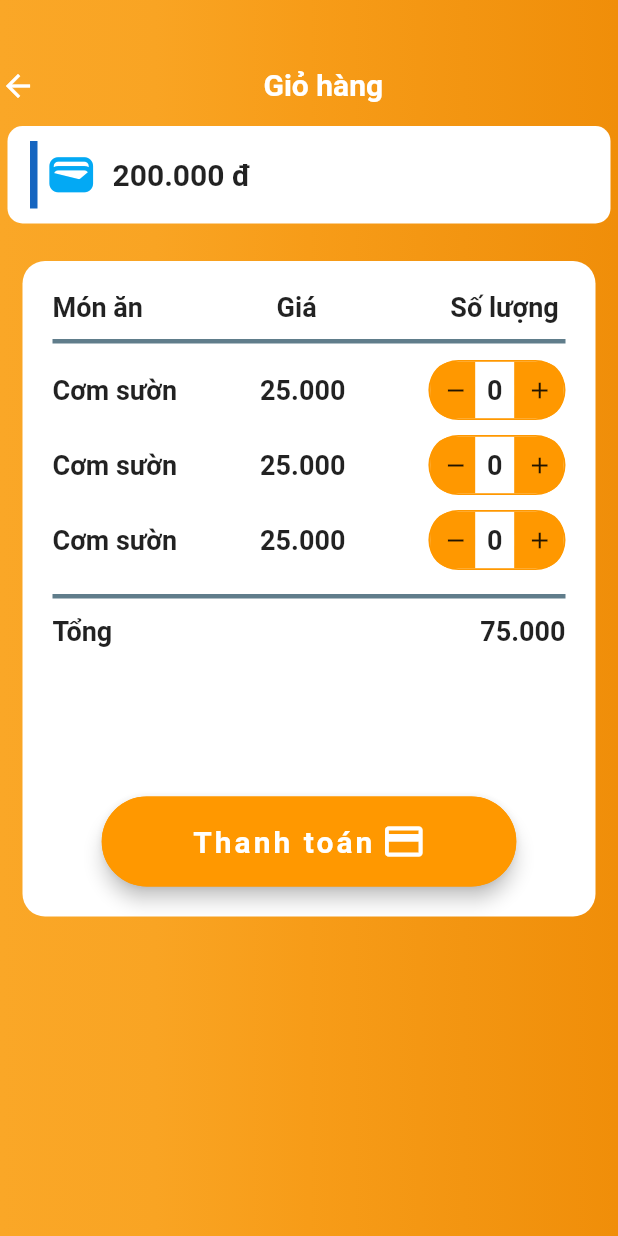
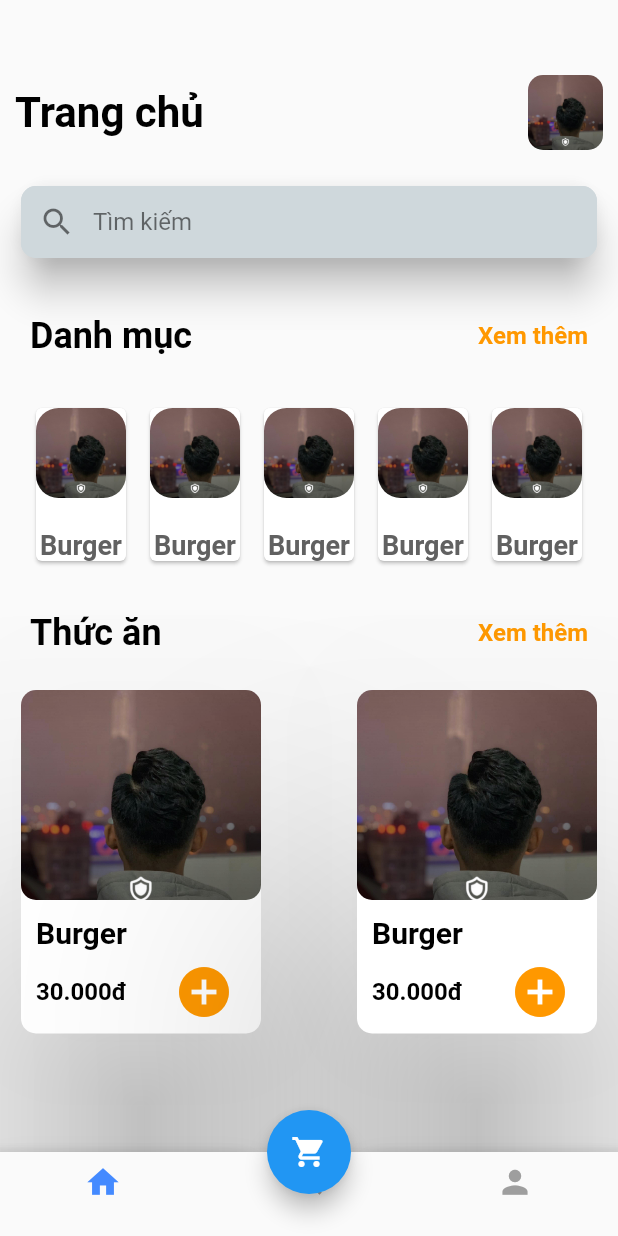
Before and after one commit to phat240301/SmartCanteen, a Flutter app: the screen it shows after launch, on a phone screen of 412 x 824 dp. Run offline on Flutter 3.47's test engine with Material 2 defaults, Android fonts, the light colour scheme and no system bars; our stand-ins replace carousel_slider, custom_navigation_bar, smooth_page_indicator; Roboto replaces fonts that are missing (RobotoMno, RobotoMono).

Commit message:
add HomeV2Screen

```diff
--- /dev/null
+++ b/lib/UI/HomeV2Screen.dart
@@ -0,0 +1,412 @@
+import 'package:custom_navigation_bar/custom_navigation_bar.dart';
+import 'package:flutter/cupertino.dart';
+import 'package:flutter/material.dart';
+import 'package:smart_canteen/UI/MenuScreen.dart';
+import 'package:smart_canteen/UI/ProfileScreen.dart';
+
+
+class HomeV2Screen extends StatefulWidget {
+  const HomeV2Screen({Key? key}) : super(key: key);
+
+  @override
+  _HomeV2ScreenState createState() => _HomeV2ScreenState();
+}
+
+class _HomeV2ScreenState extends State<HomeV2Screen> {
+  int _currentIndex = 0;
+
+  final List<Widget> _pages = [
+    const Center(child: Text('Page 1')),
+    const Center(child: Text('Page 2')),
+    const Center(child: Text('Page 3')),
+  ];
+
+  final List<BottomNavigationBarItem> _navItems = [
+    BottomNavigationBarItem(
+      icon: Icon(Icons.home,size: 25,),
+      label: '',
+    ),
+    BottomNavigationBarItem(
+      icon: Icon(Icons.search),
+      label: '',
+    ),
+    BottomNavigationBarItem(
+      icon: Icon(Icons.person,size: 25,),
+      label: '',
+    ),
+  ];
+
+  final Widget _fab = FloatingActionButton(
+    onPressed: () {},
+    child: const Icon(Icons.shopping_cart),
+  );
+
+  void _onNavItemTapped(int index) {
+    setState(() {
+      _currentIndex = index;
+    });
+  }
+
+  @override
+  Widget build(BuildContext context) {
+    // TODO: implement build
+    return Scaffold(
+      body:SingleChildScrollView(
+        child:  Column(
+          children: [
+            Container(
+              height: 50,
+            ),
+            Container(
+              padding: EdgeInsets.only(left: 10,right: 10,bottom: 10),
+              child: Row(
+                crossAxisAlignment: CrossAxisAlignment.center,
+                mainAxisAlignment: MainAxisAlignment.spaceBetween,
+                children: [
+                  Align(
+                    child:  Text("Trang chủ",style: TextStyle(
+                        color:Colors.black,
+                        fontWeight: FontWeight.bold,
+                        fontSize: 28,
+                        fontFamily: 'RobotoMono'
+                    )),
+                  ),
+                  InkWell(
+                    child: ClipRRect(
+                        borderRadius: BorderRadius.circular(10.0),
+                        child: Image.asset('images/user_test.jpg',height: 50,width: 50,)
+                    ),
+                    onTap: () {
+                      Navigator.of(context).push(MaterialPageRoute(builder: (context) => ProfileScreen(),));
+                    },
+                  )
+                ],
+              ),
+            ),
+            Container(
+              padding: EdgeInsets.all(10),
+              height: 80,
+              width: MediaQuery.of(context).size.width,
+              child: Card(
+                  color: Colors.transparent,
+                  elevation: 10,
+                  shape: RoundedRectangleBorder(
+                      borderRadius: BorderRadius.circular(20),
+                      side: BorderSide.none
+                  ),
+                child: Container(
+                  width: 330,
+                  height: 60,
+                  child: TextField(
+                    style: TextStyle(color: Colors.black),
+                    decoration: InputDecoration(
+                    contentPadding: EdgeInsets.all(5),
+                    filled: true,
+                    fillColor: Colors.blueGrey.shade100,
+                    prefixIcon: Icon(
+                      Icons.search,
+                      color: Colors.black54,
+                    ),
+                    enabledBorder: OutlineInputBorder(
+                    borderRadius: BorderRadius.circular(10),
+                    borderSide: BorderSide(
+                    color: Colors.blueGrey.shade100, width: 1),
+                    ),
+                    focusedBorder: OutlineInputBorder(
+                    borderRadius: BorderRadius.circular(10),
+                    borderSide: BorderSide(
+                    color: Colors.blueGrey.shade100, width: 1),
+                    ),
+                    hintText: "Tìm kiếm",
+                    hintStyle:
+                    TextStyle(color: Colors.black54, fontSize: 16),
+                    ),),)
+              ),
+            ),
+            Align(
+                alignment: Alignment.topLeft,
+                child: Padding(
+                  padding: EdgeInsets.only(top: 20,left: 20,right: 20,bottom: 10),
+                  child: Row(
+                    mainAxisAlignment: MainAxisAlignment.spaceBetween,
+                    children: [
+                      Text("Danh mục",style: TextStyle(
+                          color: Colors.black,
+                          fontSize: 24,
+                          fontWeight: FontWeight.w600,
+                          fontFamily: 'RobotoMono'
+                      ),textAlign: TextAlign.start),
+                      Text("Xem thêm",style: TextStyle(
+                          color: Colors.orange,
+                          fontSize: 16,
+                          fontWeight: FontWeight.w600,
+                          fontFamily: 'RobotoMono'
+                      ),textAlign: TextAlign.start),
+                    ],
+                  )
+                )
+            ),
+            Container(
+              padding: EdgeInsets.only(top: 20,left: 20,right: 20),
+              height: 130,
+              width: MediaQuery.of(context).size.width,
+              color: Colors.transparent,
+              child: Row(
+                mainAxisAlignment: MainAxisAlignment.spaceBetween,
+                children: [
+                  Card(
+                    child: Column(
+                      mainAxisAlignment: MainAxisAlignment.spaceBetween,
+                      children: [
+                        ClipRRect(
+                          borderRadius: BorderRadius.circular(15),
+                          child: Image.asset('images/user_test.jpg',height: 60,width: 60,),
+                        ),
+                        Text("Burger",style: TextStyle(
+                            color:Colors.grey.shade700,
+                            fontWeight: FontWeight.bold,
+                            fontSize: 18,
+                            fontFamily: 'RobotoMono'
+                        )),
+                      ],
+                    ),
+                  ),
+                  Card(
+                    child: Column(
+                      mainAxisAlignment: MainAxisAlignment.spaceBetween,
+                      children: [
+                        ClipRRect(
+                          borderRadius: BorderRadius.circular(15),
+                          child: Image.asset('images/user_test.jpg',height: 60,width: 60,),
+                        ),
+                        Text("Burger",style: TextStyle(
+                            color:Colors.grey.shade700,
+                            fontWeight: FontWeight.bold,
+                            fontSize: 18,
+                            fontFamily: 'RobotoMono'
+                        )),
+                      ],
+                    ),
+                  ),
+                  Card(
+                    child: Column(
+                      mainAxisAlignment: MainAxisAlignment.spaceBetween,
+                      children: [
+                        ClipRRect(
+                          borderRadius: BorderRadius.circular(15),
+                          child: Image.asset('images/user_test.jpg',height: 60,width: 60,),
+                        ),
+                        Text("Burger",style: TextStyle(
+                            color:Colors.grey.shade700,
+                            fontWeight: FontWeight.bold,
+                            fontSize: 18,
+                            fontFamily: 'RobotoMono'
+                        )),
+                      ],
+                    ),
+                  ),
+                  Card(
+                    child: Column(
+                      mainAxisAlignment: MainAxisAlignment.spaceBetween,
+                      children: [
+                        ClipRRect(
+                          borderRadius: BorderRadius.circular(15),
+                          child: Image.asset('images/user_test.jpg',height: 60,width: 60,),
+                        ),
+                        Text("Burger",style: TextStyle(
+                            color:Colors.grey.shade700,
+                            fontWeight: FontWeight.bold,
+                            fontSize: 18,
+                            fontFamily: 'RobotoMono'
+                        )),
+                      ],
+                    ),
+                  ),
+                  Card(
+                    child: Column(
+                      mainAxisAlignment: MainAxisAlignment.spaceBetween,
+                      children: [
+                        ClipRRect(
+                          borderRadius: BorderRadius.circular(15),
+                          child: Image.asset('images/user_test.jpg',height: 60,width: 60,),
+                        ),
+                        Text("Burger",style: TextStyle(
+                            color:Colors.grey.shade700,
+                            fontWeight: FontWeight.bold,
+                            fontSize: 18,
+                            fontFamily: 'RobotoMono'
+                        )),
+                      ],
+                    ),
+                  ),
+                ],
+              ),
+            ),
+            Align(
+                alignment: Alignment.topLeft,
+                child: Padding(
+                    padding: EdgeInsets.only(top: 30,left: 20,right: 20,bottom: 10),
+                    child: Row(
+                      mainAxisAlignment: MainAxisAlignment.spaceBetween,
+                      children: [
+                        Text("Thức ăn",style: TextStyle(
+                            color: Colors.black,
+                            fontSize: 24,
+                            fontWeight: FontWeight.w600,
+                            fontFamily: 'RobotoMono'
+                        ),textAlign: TextAlign.start),
+                        Text("Xem thêm",style: TextStyle(
+                            color: Colors.orange,
+                            fontSize: 16,
+                            fontWeight: FontWeight.w600,
+                            fontFamily: 'RobotoMono'
+                        ),textAlign: TextAlign.start),
+                      ],
+                    )
+                )
+            ),
+            Container(
+              padding: EdgeInsets.only(top: 10,left: 10,right: 10),
+              width: MediaQuery.of(context).size.width,
+              color: Colors.transparent,
+              child: Row(
+                mainAxisAlignment: MainAxisAlignment.spaceBetween,
+                children: [
+                  Card(
+                    elevation: 100,
+                    shadowColor: Colors.grey.shade900,
+                    shape: RoundedRectangleBorder(
+                    borderRadius: BorderRadius.circular(10),
+                  ),
+                    child: Container(
+                      width: 160,
+                      child: Column(
+                        mainAxisAlignment: MainAxisAlignment.spaceBetween,
+                        crossAxisAlignment: CrossAxisAlignment.start,
+                        children: [
+                          ClipRRect(
+                            borderRadius: BorderRadius.circular(10),
+                            child: Image.asset('images/user_test.jpg',height: 140,width: 160,fit: BoxFit.cover),
+                          ),
+                          Padding(
+                            padding: EdgeInsets.only(left: 10,top: 10,right: 10),
+                            child: Text("Burger",style: TextStyle(
+                                color:Colors.black,
+                                fontWeight: FontWeight.bold,
+                                fontSize: 20,
+                                fontFamily: 'RobotoMono'
+                            )),),
+                          Container(
+                            width: MediaQuery.of(context).size.width,
+                            padding: EdgeInsets.only(left: 10,right: 10),
+                            child: Row(
+                              mainAxisAlignment: MainAxisAlignment.spaceBetween,
+                              children: [
+                                Text("30.000đ",style: TextStyle(
+                                    color:Colors.black,
+                                    fontWeight: FontWeight.bold,
+                                    fontSize: 16,
+                                    fontFamily: 'RobotoMono'
+                                )),
+                                Spacer(),
+                                Container(
+                                  child: IconButton(
+                                    onPressed: () {},
+                                    icon: Icon(Icons.add_circle),
+                                    iconSize: 40,
+                                    color: Colors.orange,
+                                  ),
+                                ),
+                              ],
+                            ),
+                          )
+                        ],
+                      ),
+                    )
+                  ),
+                  Card(
+                      elevation: 100,
+                      shadowColor: Colors.grey.shade900,
+                      shape: RoundedRectangleBorder(
+                        borderRadius: BorderRadius.circular(10),
+                      ),
+                      child: Container(
+                        width: 160,
+                        child: Column(
+                          mainAxisAlignment: MainAxisAlignment.spaceBetween,
+                          crossAxisAlignment: CrossAxisAlignment.start,
+                          children: [
+                            ClipRRect(
+                              borderRadius: BorderRadius.circular(10),
+                              child: Image.asset('images/user_test.jpg',height: 140,width: 160,fit: BoxFit.cover),
+                            ),
+                            Padding(
+                              padding: EdgeInsets.only(left: 10,top: 10,right: 10),
+                              child: Text("Burger",style: TextStyle(
+                                  color:Colors.black,
+                                  fontWeight: FontWeight.bold,
+                                  fontSize: 20,
+                                  fontFamily: 'RobotoMono'
+                              )),),
+                            Container(
+                              width: MediaQuery.of(context).size.width,
+                              padding: EdgeInsets.only(left: 10,right: 10),
+                              child: Row(
+                                mainAxisAlignment: MainAxisAlignment.spaceBetween,
+                                children: [
+                                  Text("30.000đ",style: TextStyle(
+                                      color:Colors.black,
+                                      fontWeight: FontWeight.bold,
+                                      fontSize: 16,
+                                      fontFamily: 'RobotoMono'
+                                  )),
+                                  Spacer(),
+                                  Container(
+                                    child: IconButton(
+                                      onPressed: () {},
+                                      icon: Icon(Icons.add_circle),
+                                      iconSize: 40,
+                                      color: Colors.orange,
+                                    ),
+                                  ),
+                                ],
+                              ),
+                            )
+                          ],
+                        ),
+                      )
+                  ),
+                ],
+              ),
+            ),
+          ],
+        ),
+      ),
+      bottomNavigationBar: BottomAppBar(
+        // Set the color scheme for the bottom app bar
+        color: Colors.white,
+        // Set the shape of the bottom app bar
+        shape: const CircularNotchedRectangle(),
+        // Set the position of the floating action button
+        notchMargin: 8.0,
+        child: BottomNavigationBar(
+          // Set the index of the currently selected navigation icon
+          currentIndex: _currentIndex,
+          // Set the color scheme for the navigation icons
+          selectedItemColor: Colors.blueAccent,
+          unselectedItemColor: Colors.grey,
+          // Define the navigation icons
+          items: _navItems,
+          // Call the _onNavItemTapped function when a navigation icon is tapped
+          onTap: _onNavItemTapped,
+        ),
+      ),
+      // Set the body of the app to display the current page
+      // Set the floating action button to display in the bottom app bar
+      floatingActionButton: _fab,
+      // Set the position of the floating action button
+      floatingActionButtonLocation: FloatingActionButtonLocation.centerDocked,
+    );
+  }
+
+}
--- a/lib/main.dart
+++ b/lib/main.dart
@@ -1,10 +1,12 @@
 import 'package:flutter/material.dart';
+import 'package:smart_canteen/UI/BottomAppBarDemo.dart';
 import 'package:smart_canteen/UI/CartScreen.dart';
 import 'package:smart_canteen/UI/HomeScreen.dart';
 import 'package:smart_canteen/UI/LoginScreen.dart';
 import 'package:smart_canteen/UI/ProfileScreen.dart';
 import 'package:smart_canteen/UI/SignUpScreen.dart';
 
+import 'UI/HomeV2Screen.dart';
 import 'UI/MenuScreen.dart';
 
 
@@ -19,7 +21,7 @@ class MyApp extends StatelessWidget {
   @override
   Widget build(BuildContext context) {
     return MaterialApp(
-      home: CartScreen(),
+      home: HomeV2Screen(),
     );
   }
 }
```
Also changed, not shown: lib/UI/BottomAppBarDemo.dart (added, +194 -0 lines), lib/UI/DetailFoodScreen.dart (added).
